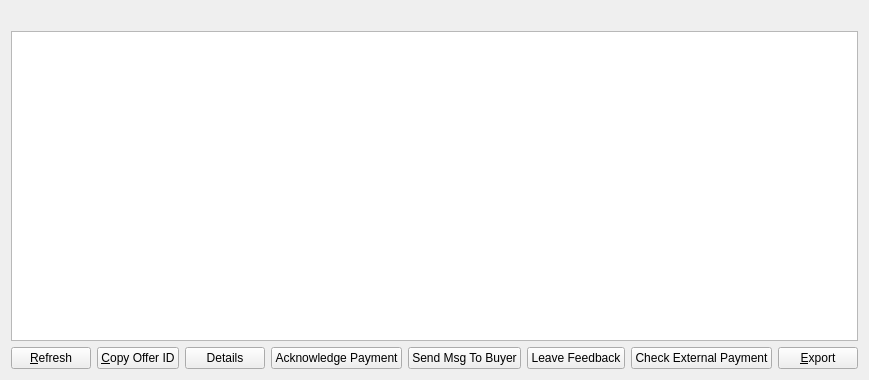
Before: the Qt Designer form src/qt/forms/myacceptedofferlistpage.ui in greggdourgarian/syscoin2, drawn with Qt 5.
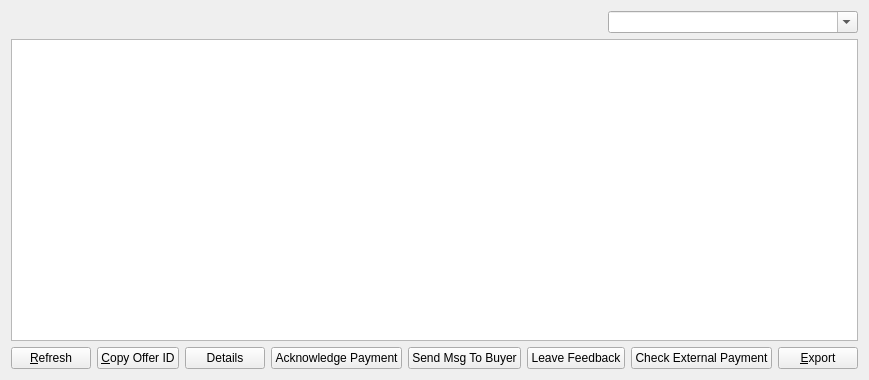
After: the same form once the commit is applied.

Patch:
```diff
--- a/src/qt/forms/myacceptedofferlistpage.ui
+++ b/src/qt/forms/myacceptedofferlistpage.ui
@@ -15,6 +15,8 @@
   </property>
   <layout class="QVBoxLayout" name="verticalLayout">
    <item>
+    <layout class="QHBoxLayout" name="horizontalLayout_2">
+     <item>
     <widget class="QLabel" name="labelExplanation">
      <property name="textFormat">
       <enum>Qt::PlainText</enum>
@@ -23,6 +25,21 @@
       <bool>true</bool>
      </property>
     </widget>
+     </item>
+     <item>
+      <widget class="QComboBox" name="comboBox">
+       <property name="maximumSize">
+        <size>
+         <width>250</width>
+         <height>16777215</height>
+        </size>
+       </property>
+       <property name="editable">
+        <bool>true</bool>
+       </property>
+      </widget>
+     </item>
+    </layout>
    </item>
    <item>
     <widget class="QTableView" name="tableView">
```
Lines whose indentation alone changed are shown as unchanged.
